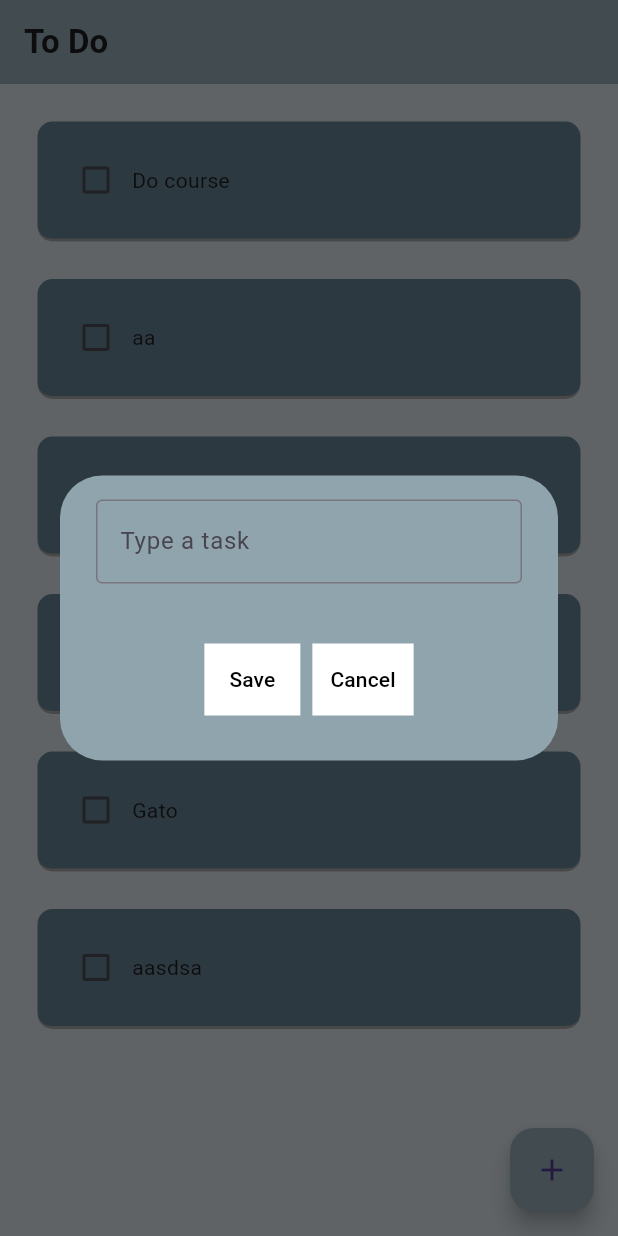
After one commit to lalo1883/ToDoApp, a Flutter app: the screen it shows after launch, after a tap on the "add" icon, on a phone screen of 412 x 824 dp. The commit adds this screen. Run offline on Flutter 3.47's test engine with Material 3 defaults, Android fonts, the light colour scheme and no system bars.

Commit message:
Floating Action button added (need a fix)

```diff
--- a/lib/pages/ToDoPage.dart
+++ b/lib/pages/ToDoPage.dart
@@ -1,6 +1,6 @@
 import 'package:flutter/material.dart';
 import 'package:todoappv3/util/todo_tile.dart';
-
+import 'package:todoappv3/util/DialogBox.dart';
 
 class home_page extends StatefulWidget {
   const home_page({super.key});
@@ -10,6 +10,7 @@ class home_page extends StatefulWidget {
 }
 
 class _ToDoPageState extends State<home_page> {
+  final _controller = TextEditingController();
 
   List toDoList = [
     ["Do course", false],
@@ -27,6 +28,26 @@ class _ToDoPageState extends State<home_page> {
     });
   }
 
+  void addTask(){
+    setState(() {
+      toDoList.add([_controller.text, false]);
+      Navigator.of(context).pop();
+    });
+  }
+
+  void returnToMain(){
+    Navigator.of(context).pop();
+  }
+
+  void createNewTask() {
+    showDialog(context: context, builder: (context){
+      return Dialogbox(
+        controller: _controller,
+        onSave: addTask,
+        onCancel: returnToMain
+      );
+    },);
+  }
 
   @override
   Widget build(BuildContext context) {
@@ -37,6 +58,11 @@ class _ToDoPageState extends State<home_page> {
         title: Text("To Do", style: TextStyle(
           fontWeight: FontWeight.bold,
         ),),
+      ),
+      floatingActionButton: FloatingActionButton(
+          onPressed: createNewTask,
+        child: Icon(Icons.add),
+        backgroundColor: Colors.blueGrey[300],
       ),
       body: ListView.builder(
         itemCount: toDoList.length,
--- /dev/null
+++ b/lib/util/DialogBox.dart
@@ -0,0 +1,52 @@
+import 'package:flutter/material.dart';
+
+class Dialogbox extends StatelessWidget {
+  final controller;
+  VoidCallback onSave;
+  VoidCallback onCancel;
+
+  Dialogbox({super.key, required this.controller, required this.onSave, required this.onCancel});
+
+  @override
+  Widget build(BuildContext context) {
+    return AlertDialog(
+      backgroundColor: Colors.blueGrey[300],
+      content: Container(
+        height: 150,
+        width: 300,
+        child: Column(
+          children: [
+            TextField(
+              controller: controller,
+              decoration: InputDecoration(
+                  border:OutlineInputBorder(),
+                hintText: "Type a task"
+              ),
+            ),
+            SizedBox( height: 40),
+            Row(
+              crossAxisAlignment: CrossAxisAlignment.center,
+              mainAxisAlignment: MainAxisAlignment.center,
+              children: [
+                Container(
+                  color: Colors.white,
+                    child: TextButton(
+                      onPressed: (){
+                        controller.clear();
+
+                      },
+                      child: Text("Save", style: TextStyle(color: Colors.black),),)),
+                SizedBox(width: 8),
+                Container(
+                  color: Colors.white,
+                    child: TextButton(
+                      onPressed: (){},
+                      child: Text("Cancel", style: TextStyle(color: Colors.black),),)),
+              ],
+            )
+          ],
+        ),
+      ),
+    );
+  }
+}
```
